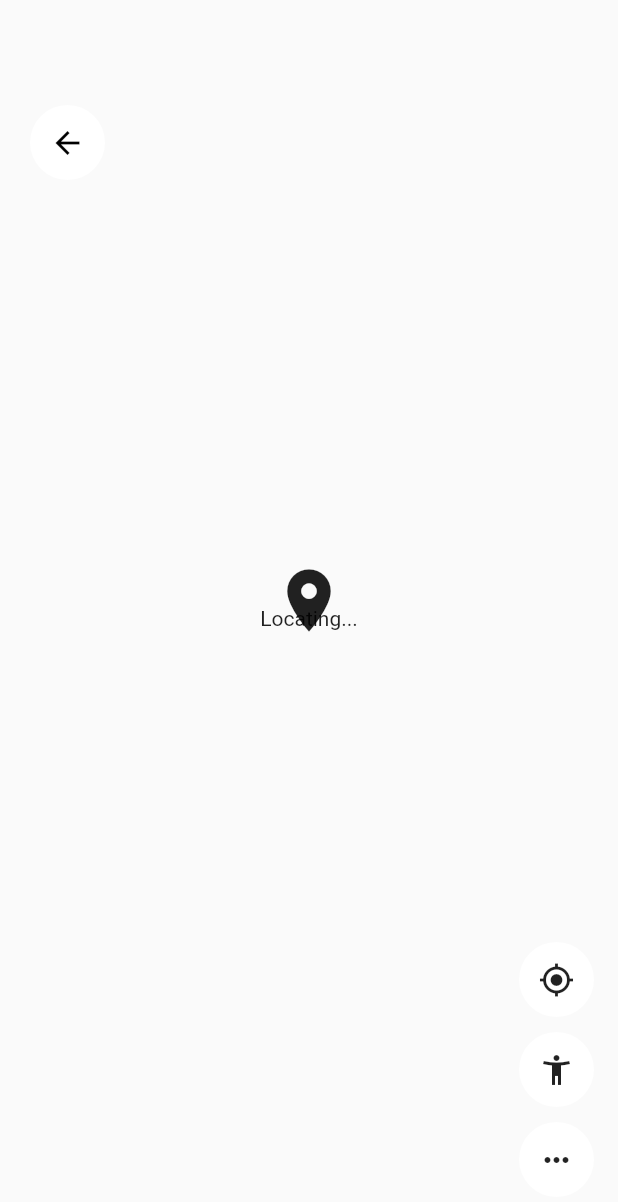
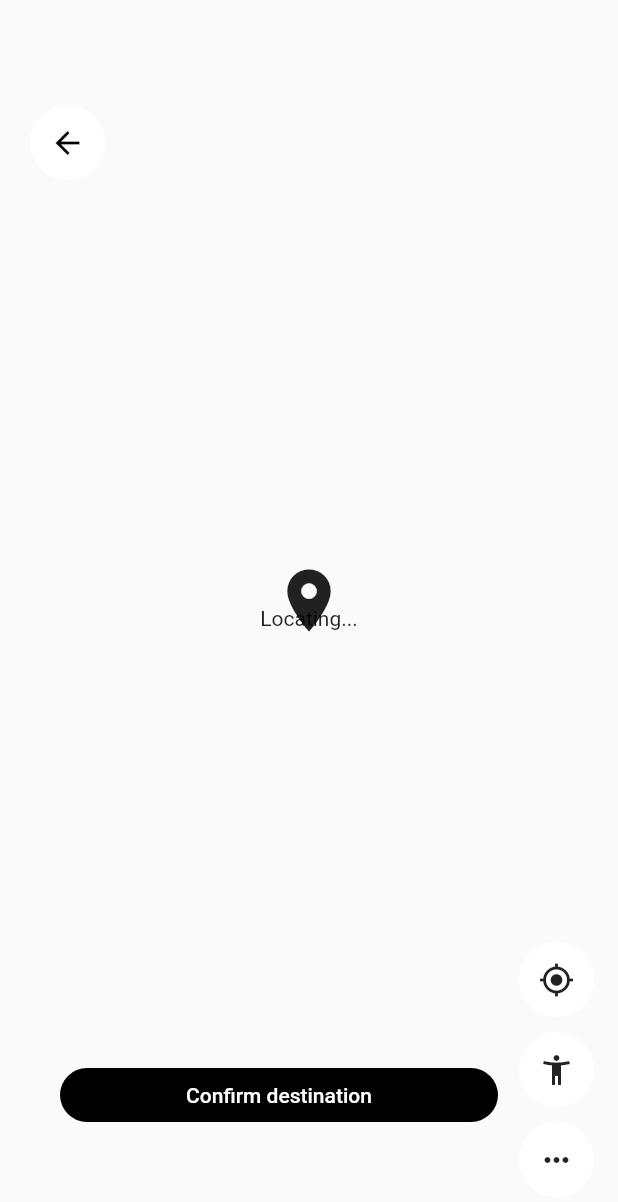
Before and after one commit to davisclick/flutter-bloc-simple-googlemaps-mapbox-app, a Flutter app: the screen it shows after launch, on a phone screen of 412 x 824 dp. Shown: the top 1202 px of the screen. Run offline on Flutter 3.47's test engine with Material 2 defaults, Android fonts, the phone set to English and light mode, and no system bars; our stand-ins replace bloc, flutter_bloc, geolocator, google_maps_flutter, permission_handler.

Commit message:
ManualMarker widget

```diff
--- a/lib/widget/manual_marker.dart
+++ b/lib/widget/manual_marker.dart
@@ -5,6 +5,8 @@ class ManualMarker extends StatelessWidget {
 
   @override
   Widget build(BuildContext context) {
+
+    final width = MediaQuery.of(context).size.width;
     return Stack(
       children: [
         Positioned(
@@ -28,6 +30,22 @@ class ManualMarker extends StatelessWidget {
 
               child: Icon(Icons.location_on, size: 50,)
             ),
+          ),
+
+          Positioned(
+            bottom: 70,
+            left: 40,
+            child: MaterialButton(
+              minWidth: width - 120,
+              child: Text('Confirm destination',style: TextStyle( color: Colors.white )),
+              color: Colors.black,
+              shape: StadiumBorder(),
+              elevation: 0,
+              splashColor: Colors.transparent,
+              onPressed: () {
+
+              },
+            )
           )
       ],
     );
```
